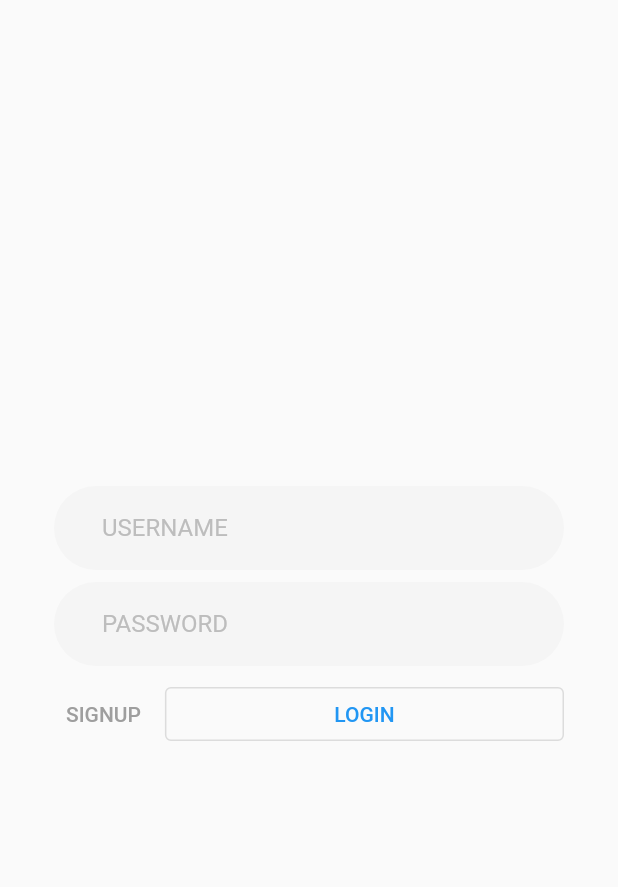
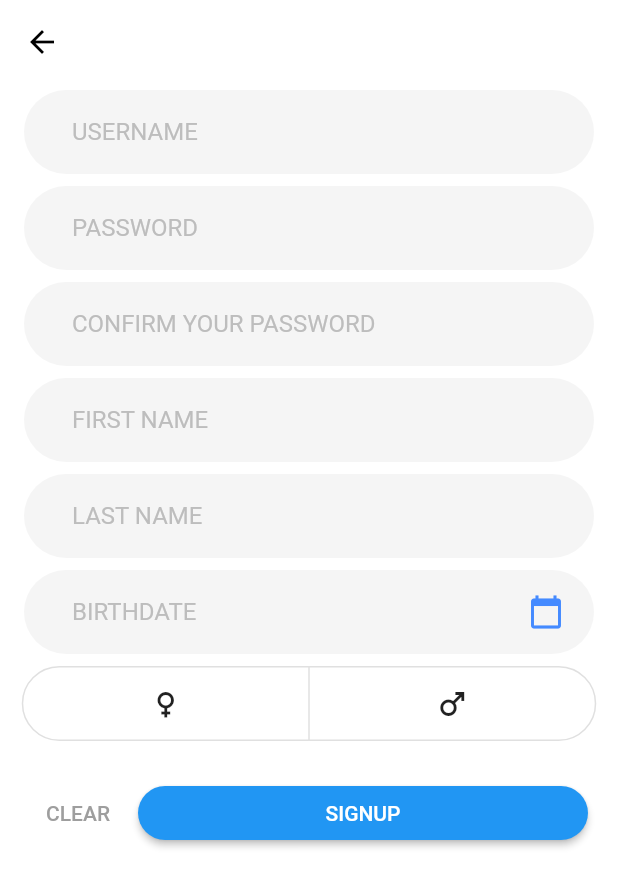
Before and after one commit to belkacem-co/friendy, a Flutter app: the screen it shows after launch, after a tap on "SIGNUP", on a phone screen of 412 x 824 dp. Shown: the top 887 px of the screen. Run offline on Flutter 3.47's test engine with Material 2 defaults, Android fonts, the light colour scheme and no system bars; accounts and stored records are empty; generated files the repository leaves out were written again.

Commit message:
Mobile - Add signup

```diff
--- a/mobile/lib/constants/api.dart
+++ b/mobile/lib/constants/api.dart
@@ -1,4 +1,5 @@
 const URL = '10.0.2.2:5000';
 
 const LOGIN_PATH = '/login';
+const SIGN_UP = '/signup';
 const BOT_PATH = '/';
--- a/mobile/lib/providers/Authentication.dart
+++ b/mobile/lib/providers/Authentication.dart
@@ -18,10 +18,37 @@ class Authentication with ChangeNotifier {
       }),
       headers: {"Content-Type": "application/json"},
     );
-    if(response.statusCode == 200) {
+    if (response.statusCode == 200) {
       user = User.fromJson(jsonDecode(response.body));
     }
     notifyListeners();
+  }
+
+  Future<bool> signup({
+    String? username,
+    String? password,
+    String? firstName,
+    String? lastName,
+    DateTime? birthdate,
+    String? gender,
+  }) async {
+    var uri = Uri.http(URL, SIGN_UP);
+    var response = await http.post(
+      uri,
+      body: jsonEncode({
+        'username': username,
+        'password': password,
+        'first_name': firstName,
+        'last_name': lastName,
+        'birth_date': birthdate.toString(),
+        'gender': gender,
+      }),
+      headers: {"Content-Type": "application/json"},
+    );
+    if (response.statusCode == 201) {
+      return true;
+    }
+    return false;
   }
 
   void logout() {
--- a/mobile/lib/screens/login_screen.dart
+++ b/mobile/lib/screens/login_screen.dart
@@ -3,6 +3,7 @@ import 'package:flutter/widgets.dart';
 
 import 'package:flutter_gen/gen_l10n/app_localizations.dart';
 import 'package:mobile/providers/Authentication.dart';
+import 'package:mobile/screens/sign_up_screen.dart';
 import 'package:mobile/widgets/InputField.dart';
 import 'package:provider/provider.dart';
 
@@ -30,7 +31,8 @@ class _LoginScreenState extends State<LoginScreen> {
 
   @override
   Widget build(BuildContext context) {
-    return Scaffold(
+    return SafeArea(
+      child: Scaffold(
         body: Container(
           child: Padding(
             padding: const EdgeInsets.symmetric(horizontal: 32),
@@ -57,7 +59,9 @@ class _LoginScreenState extends State<LoginScreen> {
                     Container(
                       margin: EdgeInsets.all(4),
                       child: TextButton(
-                      onPressed: () {},
+                        onPressed: () {
+                          Navigator.push(context, MaterialPageRoute(builder: (_) => SignUpScreen()));
+                        },
                         child: Text(
                           AppLocalizations.of(context)!.signup.toUpperCase(),
                           style: TextStyle(
@@ -83,6 +87,8 @@ class _LoginScreenState extends State<LoginScreen> {
             ),
           ),
         ),
+        backgroundColor: Colors.white,
+      ),
     );
   }
 
--- /dev/null
+++ b/mobile/lib/screens/sign_up_screen.dart
@@ -0,0 +1,270 @@
+import 'package:flutter/material.dart';
+import 'package:intl/intl.dart';
+import 'package:mobile/providers/Authentication.dart';
+import 'package:mobile/widgets/InputField.dart';
+import 'package:flutter_gen/gen_l10n/app_localizations.dart';
+import 'package:provider/provider.dart';
+
+class SignUpScreen extends StatefulWidget {
+  const SignUpScreen({Key? key}) : super(key: key);
+
+  @override
+  _SignUpScreenState createState() => _SignUpScreenState();
+}
+
+class _SignUpScreenState extends State<SignUpScreen> {
+  late Authentication _authentication;
+
+  TextEditingController _usernameController = TextEditingController();
+  TextEditingController _passwordController = TextEditingController();
+  TextEditingController _confirmPasswordController = TextEditingController();
+  TextEditingController _firstNameController = TextEditingController();
+  TextEditingController _lastNameController = TextEditingController();
+  TextEditingController _birthdateController = TextEditingController();
+
+  DateTime? _birthdate;
+
+  List<bool> _gender = List.generate(2, (index) => false);
+
+  final _formKey = GlobalKey<FormState>();
+
+  @override
+  void initState() {
+    _authentication = Provider.of<Authentication>(
+      context,
+      listen: false,
+    );
+    super.initState();
+  }
+
+  @override
+  Widget build(BuildContext context) {
+    return SafeArea(
+      child: Scaffold(
+        appBar: AppBar(
+          backgroundColor: Colors.white,
+          elevation: 0,
+          iconTheme: IconThemeData(color: Colors.black),
+        ),
+        body: SingleChildScrollView(
+          child: Form(
+            key: _formKey,
+            child: Column(
+              children: [
+                Container(
+                  margin: EdgeInsets.symmetric(horizontal: 16, vertical: 4),
+                  child: InputField(
+                    controller: _usernameController,
+                    hint: AppLocalizations.of(context)!.username.toUpperCase(),
+                    validator: (value) {
+                      if (value == null || value.isEmpty) {
+                        return AppLocalizations.of(context)!.requiredField;
+                      }
+                      return null;
+                    },
+                  ),
+                ),
+                Container(
+                  margin: EdgeInsets.symmetric(horizontal: 16, vertical: 4),
+                  child: InputField(
+                    obscureText: true,
+                    controller: _passwordController,
+                    hint: AppLocalizations.of(context)!.password.toUpperCase(),
+                    validator: (value) {
+                      if (value == null) {
+                        return AppLocalizations.of(context)!.requiredField;
+                      } else if (value.length < 8) {
+                        return AppLocalizations.of(context)!.passwordLength;
+                      }
+                      return null;
+                    },
+                  ),
+                ),
+                Container(
+                  margin: EdgeInsets.symmetric(horizontal: 16, vertical: 4),
+                  child: InputField(
+                    obscureText: true,
+                    controller: _confirmPasswordController,
+                    hint: AppLocalizations.of(context)!
+                        .confirmPassword
+                        .toUpperCase(),
+                    validator: (value) {
+                      if (value == null) {
+                        return AppLocalizations.of(context)!.requiredField;
+                      } else if (value.length < 8) {
+                        return AppLocalizations.of(context)!.passwordLength;
+                      } else if (value != _passwordController.text) {
+                        return AppLocalizations.of(context)!.passwordMatch;
+                      }
+                      return null;
+                    },
+                  ),
+                ),
+                Container(
+                  margin: EdgeInsets.symmetric(horizontal: 16, vertical: 4),
+                  child: InputField(
+                    controller: _firstNameController,
+                    hint: AppLocalizations.of(context)!.firstName.toUpperCase(),
+                    validator: (value) {
+                      if (value == null || value.isEmpty) {
+                        return AppLocalizations.of(context)!.requiredField;
+                      }
+                      return null;
+                    },
+                  ),
+                ),
+                Container(
+                  margin: EdgeInsets.symmetric(horizontal: 16, vertical: 4),
+                  child: InputField(
+                    controller: _lastNameController,
+                    hint: AppLocalizations.of(context)!.lastName.toUpperCase(),
+                    validator: (value) {
+                      if (value == null || value.isEmpty) {
+                        return AppLocalizations.of(context)!.requiredField;
+                      }
+                      return null;
+                    },
+                  ),
+                ),
+                Container(
+                  margin: EdgeInsets.symmetric(horizontal: 16, vertical: 4),
+                  child: InputField(
+                    readOnly: true,
+                    controller: _birthdateController,
+                    hint: AppLocalizations.of(context)!.birthdate.toUpperCase(),
+                    icon: Icons.calendar_today,
+                    onPressed: () {
+                      _selectDate(context);
+                    },
+                    validator: (value) {
+                      if (value == null || value.isEmpty) {
+                        return AppLocalizations.of(context)!.requiredField;
+                      }
+                      return null;
+                    },
+                  ),
+                ),
+                Container(
+                  margin: EdgeInsets.symmetric(horizontal: 0, vertical: 4),
+                  child: ToggleButtons(
+                    borderRadius: BorderRadius.circular(64),
+                    children: [
+                      Container(
+                        width: (MediaQuery.of(context).size.width - 32) / 2,
+                        child: Icon(Icons.female),
+                      ),
+                      Container(
+                        width: (MediaQuery.of(context).size.width - 32) / 2,
+                        child: Icon(Icons.male),
+                      ),
+                    ],
+                    onPressed: (int index) {
+                      setState(() {
+                        for (int buttonIndex = 0;
+                            buttonIndex < _gender.length;
+                            buttonIndex++) {
+                          if (buttonIndex == index) {
+                            _gender[buttonIndex] = true;
+                          } else {
+                            _gender[buttonIndex] = false;
+                          }
+                        }
+                      });
+                    },
+                    isSelected: _gender,
+                  ),
+                ),
+                Container(
+                  margin: EdgeInsets.symmetric(horizontal: 16, vertical: 16),
+                  child: Row(
+                    children: [
+                      Container(
+                        margin: EdgeInsets.all(4),
+                        child: TextButton(
+                          onPressed: () {
+                            _usernameController.clear();
+                            _passwordController.clear();
+                            _confirmPasswordController.clear();
+                            _firstNameController.clear();
+                            _lastNameController.clear();
+                            _birthdateController.clear();
+                          },
+                          style: ButtonStyle(
+                            shape: MaterialStateProperty.all<
+                                RoundedRectangleBorder>(
+                              RoundedRectangleBorder(
+                                borderRadius: BorderRadius.circular(64),
+                              ),
+                            ),
+                          ),
+                          child: Text(
+                            AppLocalizations.of(context)!.clear.toUpperCase(),
+                            style: TextStyle(
+                              color: Colors.grey,
+                            ),
+                          ),
+                        ),
+                      ),
+                      Expanded(
+                        child: Container(
+                          margin: EdgeInsets.all(4),
+                          child: ElevatedButton(
+                            style: ButtonStyle(
+                              shape: MaterialStateProperty.all<
+                                  RoundedRectangleBorder>(
+                                RoundedRectangleBorder(
+                                  borderRadius: BorderRadius.circular(64),
+                                ),
+                              ),
+                            ),
+                            onPressed: () async {
+                              if (_formKey.currentState!.validate()) {
+                                bool result = await _authentication.signup(
+                                  username: _usernameController.text,
+                                  password: _passwordController.text,
+                                  firstName: _firstNameController.text,
+                                  lastName: _lastNameController.text,
+                                  birthdate: _birthdate,
+                                  gender: _gender[0] == true ? 'f' : 'm',
+                                );
+                                if (result == true) {
+                                  Navigator.pop(context);
+                                }
+                              }
+                            },
+                            child: Text(
+                              AppLocalizations.of(context)!
+                                  .signup
+                                  .toUpperCase(),
+                            ),
+                          ),
+                        ),
+                      )
+                    ],
+                  ),
+                )
+              ],
+            ),
+          ),
+        ),
+        backgroundColor: Colors.white,
+      ),
+    );
+  }
+
+  Future<void> _selectDate(BuildContext context) async {
+    final DateTime? selected = await showDatePicker(
+      context: context,
+      initialDate: DateTime.now(),
+      firstDate: DateTime(1900),
+      lastDate: DateTime.now(),
+    );
+    if (selected != null && selected != _birthdate) {
+      setState(() {
+        _birthdate = selected;
+        _birthdateController.text =
+            DateFormat('EEEE dd MMM yyyy').format(_birthdate!).toString();
+      });
+    }
+  }
+}
--- a/mobile/lib/widgets/InputField.dart
+++ b/mobile/lib/widgets/InputField.dart
@@ -1,13 +1,16 @@
 import 'package:flutter/material.dart';
 
 typedef OnPressed = void Function();
+typedef Validator = String? Function(String? value);
 
-class InputField extends StatelessWidget {
+class InputField extends StatefulWidget {
   final String hint;
   final IconData? icon;
   final bool obscureText;
+  final bool readOnly;
   final OnPressed? onPressed;
   final TextEditingController controller;
+  final Validator? validator;
 
   const InputField({
     Key? key,
@@ -16,8 +19,15 @@ class InputField extends StatelessWidget {
     required this.hint,
     this.icon,
     this.obscureText = false,
+    this.readOnly = false,
+    this.validator,
   }) : super(key: key);
 
+  @override
+  _InputFieldState createState() => _InputFieldState();
+}
+
+class _InputFieldState extends State<InputField> {
   @override
   Widget build(BuildContext context) {
     return Container(
@@ -30,26 +40,31 @@ class InputField extends StatelessWidget {
           Expanded(
             child: Container(
               padding: EdgeInsets.symmetric(horizontal: 32, vertical: 4),
-              child: TextField(
-                obscureText: obscureText,
-                controller: controller,
+              child: TextFormField(
+                readOnly: widget.readOnly,
+                obscureText: widget.obscureText,
+                controller: widget.controller,
+                validator: widget.validator,
                 decoration: InputDecoration(
                   border: InputBorder.none,
-                  hintText: hint,
+                  hintText: widget.hint,
                   hintStyle: TextStyle(color: Colors.grey.shade400),
                 ),
               ),
             ),
           ),
-          if (icon != null)
-            IconButton(
-              onPressed: onPressed,
-              icon: Icon(
-                icon,
-                color: Colors.blueAccent,
+          if (widget.icon != null)
+            Container(
+              margin: EdgeInsets.only(right: 8),
+              child: IconButton(
+                onPressed: widget.onPressed,
+                icon: Icon(
+                  widget.icon,
+                  color: Colors.blueAccent,
+                ),
+                highlightColor: Colors.white,
+                splashColor: Colors.white,
               ),
-              highlightColor: Colors.white,
-              splashColor: Colors.white,
             )
         ],
       ),
```
Also changed, not shown: mobile/lib/screens/chat_screen.dart (+10 -5 lines). Lines whose indentation alone changed are shown as unchanged.
